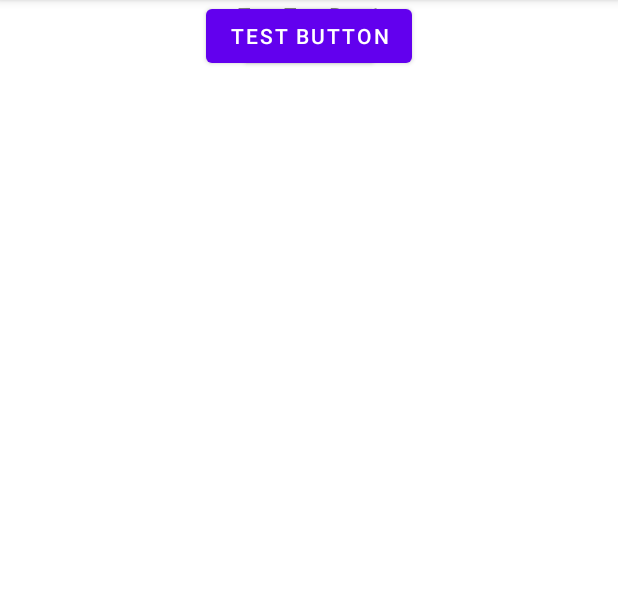
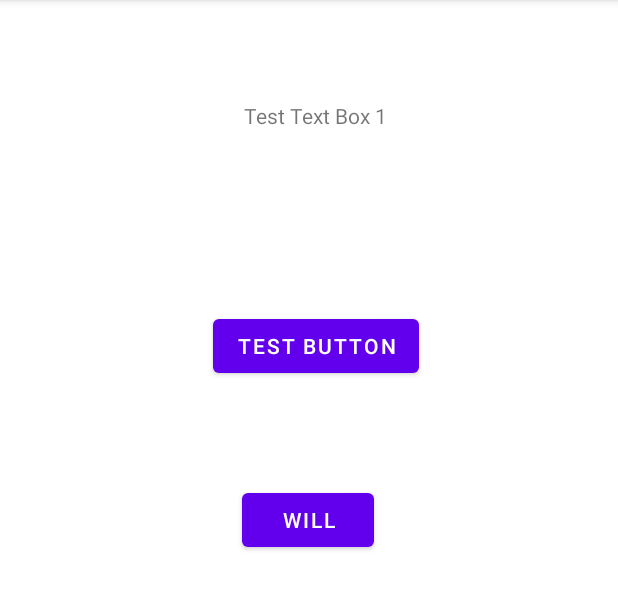
Before and after one commit to JTR2408/HelloAndroid, an Android app: the DisplayMessageActivity screen opened directly, with no data from a screen before it, on a phone screen of 412 x 824 dp, the part 84-694 px from its top. Run offline under Robolectric (Android 15) with nearby library versions, the phone set to English and light mode, and no system bars.

Commit message:
formating

```diff
--- a/app/src/main/res/layout/activity_display_message.xml
+++ b/app/src/main/res/layout/activity_display_message.xml
@@ -21,35 +21,42 @@
         android:id="@+id/imageView"
         android:layout_width="wrap_content"
         android:layout_height="wrap_content"
+        app:layout_constraintBottom_toBottomOf="parent"
         app:layout_constraintEnd_toEndOf="parent"
         app:layout_constraintStart_toStartOf="parent"
-        tools:layout_editor_absoluteY="533dp"
+        app:layout_constraintTop_toBottomOf="@+id/button2"
         tools:srcCompat="@tools:sample/avatars" />
 
     <Button
         android:id="@+id/button2"
         android:layout_width="wrap_content"
         android:layout_height="wrap_content"
+        android:layout_marginTop="68dp"
         android:text="will"
         app:layout_constraintEnd_toEndOf="parent"
+        app:layout_constraintHorizontal_bias="0.498"
         app:layout_constraintStart_toStartOf="parent"
-        tools:layout_editor_absoluteY="304dp" />
+        app:layout_constraintTop_toBottomOf="@+id/button3" />
 
     <TextView
         android:id="@+id/textView2"
         android:layout_width="wrap_content"
         android:layout_height="wrap_content"
+        android:layout_marginTop="32dp"
         android:text="Test Text Box 1"
         app:layout_constraintEnd_toEndOf="parent"
+        app:layout_constraintHorizontal_bias="0.514"
         app:layout_constraintStart_toStartOf="parent"
-        tools:layout_editor_absoluteY="168dp" />
+        app:layout_constraintTop_toBottomOf="@+id/textView" />
 
     <Button
         android:id="@+id/button3"
         android:layout_width="wrap_content"
         android:layout_height="wrap_content"
+        android:layout_marginTop="120dp"
         android:text="Test Button"
         app:layout_constraintEnd_toEndOf="parent"
+        app:layout_constraintHorizontal_bias="0.518"
         app:layout_constraintStart_toStartOf="parent"
-        tools:layout_editor_absoluteY="205dp" />
+        app:layout_constraintTop_toBottomOf="@+id/textView2" />
 </androidx.constraintlayout.widget.ConstraintLayout>
```
